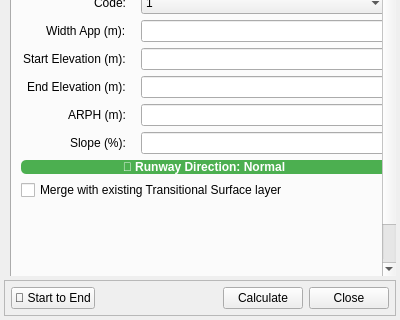
First picture: the form in qols/ui/qols_panel_base.ui, repository FLYGHT7/qOLS, before the edit; both pictures show x 0 to 400 and y 280 to 600 of the 400 by 600 pixel window.
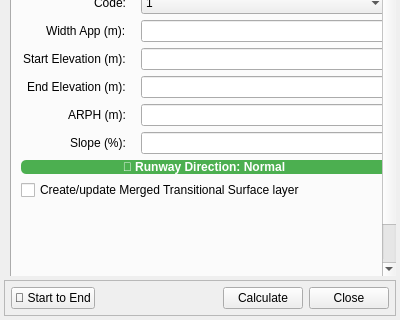
Second picture: the form after the edit. The open tabs and pages were chosen to show the change. Custom widgets are drawn as their Qt base class.

Commit message: Refactor merging logic for Transitional Surfaces to maintain a separate Merged Transitional Surface layer, ensuring spatial overlap for geometry dissolution and preserving elevation. Update UI text for clarity on merging behavior.

Diff of the .ui file:
```diff
--- a/qols/ui/qols_panel_base.ui
+++ b/qols/ui/qols_panel_base.ui
@@ -1213,7 +1213,7 @@
         <item row="8" column="0" colspan="2">
          <widget class="QCheckBox" name="check_merge_transitional">
           <property name="text">
-           <string>Merge with existing Transitional Surface layer</string>
+           <string>Create/update Merged Transitional Surface layer</string>
           </property>
           <property name="toolTip">
            <string>When checked, the next Calculate updates the existing 'RWY_Transition Surface' layer in place — combining this run's Left/Right geometries with what's already there (geometric union, elevation preserved) instead of creating a new layer. If no such layer exists yet, behaves like unchecked.</string>
```
Left out of the diff: 4 changed lines with no effect on the pictures. The commit also changes 2 other files.
